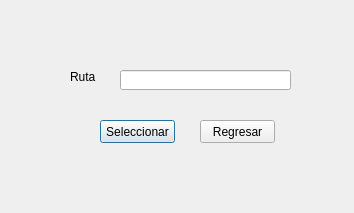
Old version of the form cargarArchivo.ui in the repository rubenralda/LFP_Practica1.
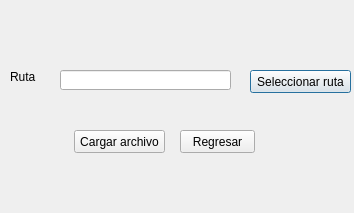
New version of the form.

```diff
--- a/cargarArchivo.ui
+++ b/cargarArchivo.ui
@@ -16,7 +16,7 @@
   <widget class="QLabel" name="label">
    <property name="geometry">
     <rect>
-     <x>70</x>
+     <x>10</x>
      <y>70</y>
      <width>47</width>
      <height>13</height>
@@ -29,7 +29,7 @@
   <widget class="QLineEdit" name="txtRuta">
    <property name="geometry">
     <rect>
-     <x>120</x>
+     <x>60</x>
      <y>70</y>
      <width>171</width>
      <height>20</height>
@@ -39,21 +39,21 @@
   <widget class="QPushButton" name="buttonSelect">
    <property name="geometry">
     <rect>
-     <x>100</x>
-     <y>120</y>
-     <width>75</width>
+     <x>250</x>
+     <y>70</y>
+     <width>101</width>
      <height>23</height>
     </rect>
    </property>
    <property name="text">
-    <string>Seleccionar</string>
+    <string>Seleccionar ruta</string>
    </property>
   </widget>
   <widget class="QPushButton" name="buttonRegresar">
    <property name="geometry">
     <rect>
-     <x>200</x>
-     <y>120</y>
+     <x>180</x>
+     <y>130</y>
      <width>75</width>
      <height>23</height>
     </rect>
@@ -62,6 +62,19 @@
     <string>Regresar</string>
    </property>
   </widget>
+  <widget class="QPushButton" name="buttonCargar">
+   <property name="geometry">
+    <rect>
+     <x>74</x>
+     <y>130</y>
+     <width>91</width>
+     <height>23</height>
+    </rect>
+   </property>
+   <property name="text">
+    <string>Cargar archivo</string>
+   </property>
+  </widget>
  </widget>
  <resources/>
  <connections/>
```
